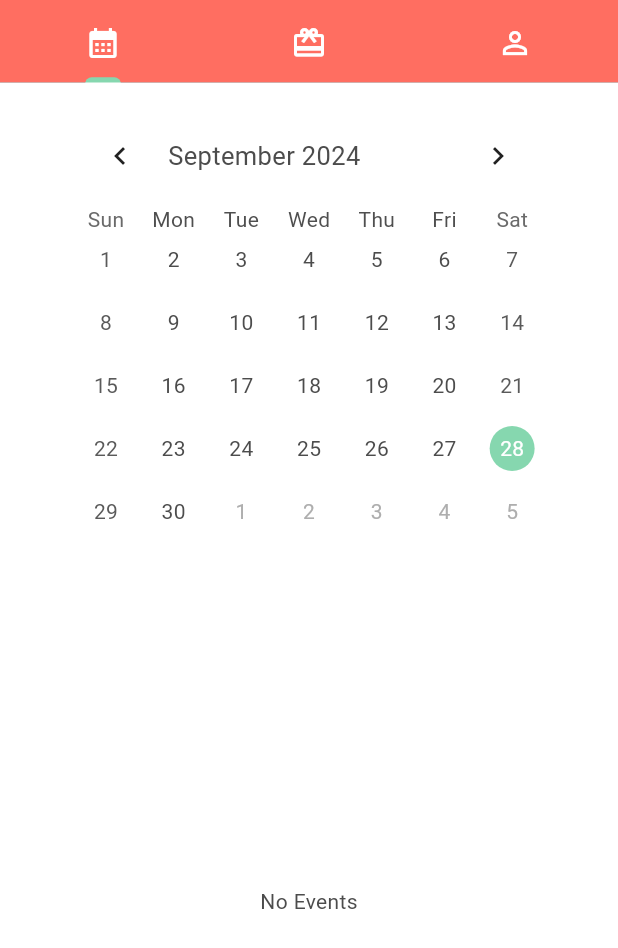
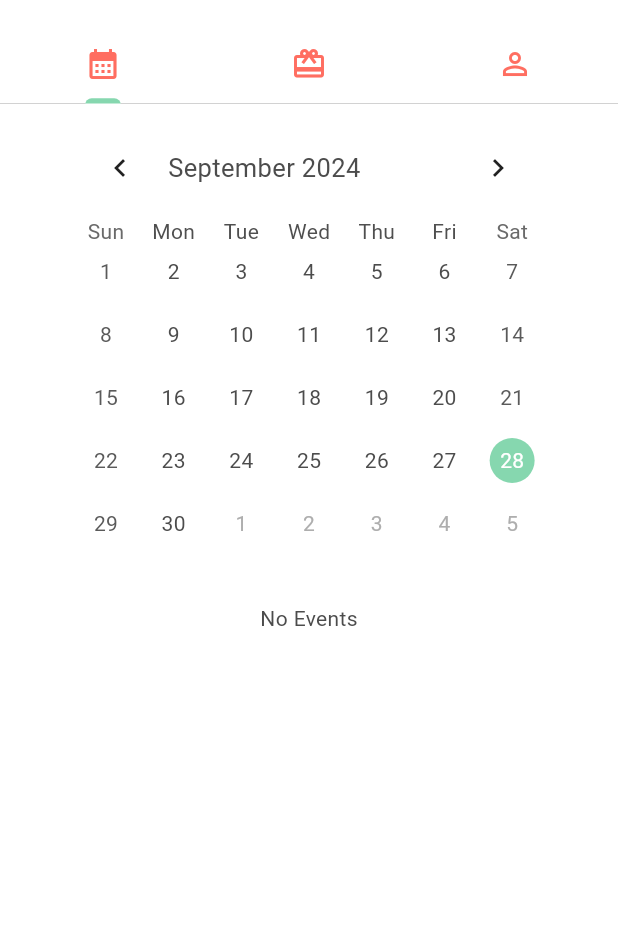
Before and after one commit to nommmy/gift_memo, a Flutter app: the screen it shows after launch, on a phone screen of 412 x 824 dp. Shown: the top 948 px of the screen. Run offline on Flutter 3.47's test engine with Material 3 defaults, Android fonts, the phone set to English and light mode, and no system bars; drawn by our look-alikes of table_calendar; our stand-ins replace flutter_dotenv, freezed_annotation, supabase_flutter; accounts and stored records are empty; network calls fail; statements that could not run were skipped.

Commit message:
ページ全体でスクロール可能に変更 / リファクタリング

```diff
--- a/lib/components/home/tabbed_app_bar.dart
+++ b/lib/components/home/tabbed_app_bar.dart
@@ -7,11 +7,13 @@ class TabbedAppBar extends StatelessWidget implements PreferredSizeWidget {
 
   @override
   Widget build(BuildContext context) {
-    return AppBar(
-      backgroundColor: Theme.of(context).colorScheme.primaryContainer,
+    return SliverAppBar(
+      expandedHeight: 70,
+      pinned: true,
+      floating: true,
       bottom: TabBar(
         tabs: icons
-            .map((icon) => Tab(icon: Icon(icon, color: Theme.of(context).colorScheme.onPrimary)))
+            .map((icon) => Tab(icon: Icon(icon, color: Theme.of(context).colorScheme.primary)))
             .toList(),
         indicatorColor: Theme.of(context).colorScheme.secondary,
         indicatorWeight: 4.5,
--- a/lib/main.dart
+++ b/lib/main.dart
@@ -47,13 +47,17 @@ class MyHomePage extends StatefulWidget {
 class _MyHomePageState extends State<MyHomePage> {
   @override
   Widget build(BuildContext context) {
-    return const DefaultTabController(
+    return DefaultTabController(
         length: 3,
         child: Scaffold(
-          appBar: TabbedAppBar(),
-          body: SafeArea(
-            child: Padding(
-              padding: EdgeInsets.symmetric(vertical: 16),
+          body: NestedScrollView(
+              headerSliverBuilder: (BuildContext context, bool innerBoxIsScrolled) {
+                return <Widget>[
+                  const TabbedAppBar(),
+                ];
+              },
+              body: const SafeArea(
+                top: false,
                 child: TabBarView(
                   children: [
                     CalendarView(),
@@ -61,8 +65,7 @@ class _MyHomePageState extends State<MyHomePage> {
                     Center(child: Icon(Icons.person_outline)),
                   ],
                 ),
-            ),
-          ),
+              )),
         ));
   }
 }
--- a/lib/view/calendar_view.dart
+++ b/lib/view/calendar_view.dart
@@ -3,6 +3,8 @@ import 'package:gift_memo/view_model/anniversary_view_model.dart';
 import 'package:gift_memo/model/anniv_with_gift_recipient.dart';
 import 'package:gift_memo/components/home/calendar.dart';
 import 'package:gift_memo/components/gift_list_horizontal.dart';
+import 'package:gift_memo/components/wide_button.dart';
+import 'package:gift_memo/components/home/anniversary_header.dart';
 
 class CalendarView extends StatefulWidget {
   const CalendarView({super.key});
@@ -44,65 +46,29 @@ class _CalendarViewState extends State<CalendarView> {
         future: _anniversaryFuture,
         builder: (context, snapshot) {
           if (snapshot.connectionState == ConnectionState.done) {
-            return Column(
-              crossAxisAlignment: CrossAxisAlignment.start,
-              children: [
+            return ListView(padding: const EdgeInsets.only(top: 10, bottom: 0), children: [
               Padding(
                   padding: const EdgeInsets.symmetric(horizontal: 48),
                   child: Calendar(
                       anniversary: snapshot.data, onDaySelected: updateSelectedAnniversary)),
               const SizedBox(height: 32),
               _selectedAnniversary.isNotEmpty
-                    ? Expanded(
-                        child: ListView.builder(
-                            itemCount: _selectedAnniversary.length + 1,
-                            itemBuilder: (context, index) {
-                              if (index == _selectedAnniversary.length) {
-                                return Padding(
-                                  padding: const EdgeInsets.fromLTRB(48, 12, 48, 0),
-                                  child: SizedBox(
-                                      width: double.infinity,
-                                      height: 24,
-                                      child: TextButton(
-                                          onPressed: addEvent,
-                                          style: TextButton.styleFrom(
-                                            backgroundColor: Theme.of(context).colorScheme.primary,
-                                            foregroundColor: Colors.white,
-                                            padding: EdgeInsets.zero,
-                                          ),
-                                          child: const Text('記念日を追加',
-                                              style: TextStyle(
-                                                  fontSize: 12, fontWeight: FontWeight.bold)))),
-                                );
-                              }
-                              final anniv = _selectedAnniversary[index];
-                              return Column(children: [
+                  ? Column(children: [
+                      ..._selectedAnniversary.map((anniv) => Column(children: [
                             Padding(
                                 padding: const EdgeInsets.fromLTRB(40, 0, 32, 8),
-                                    child: Row(
-                                      children: [
-                                        Expanded(
-                                            child: Text(anniv.name,
-                                                overflow: TextOverflow.ellipsis,
-                                                style: const TextStyle(
-                                                    fontWeight: FontWeight.bold, fontSize: 18))),
-                                        Wrap(spacing: 4, children: [
-                                          ...anniv.recipients!.map((recipient) => CircleAvatar(
-                                                radius: 16,
-                                                backgroundImage: AssetImage(
-                                                    'assets/images/user_icon/${recipient.icon}.webp'),
-                                              ))
+                                child: AnniversaryHeader(anniversary: anniv)),
+                            GiftListHorizontal(anniversary: anniv)
+                          ])),
+                      Padding(
+                          padding: const EdgeInsets.fromLTRB(48, 12, 48, 0),
+                          child: WideButton(onClickEvent: addEvent))
                     ])
-                                      ],
-                                    )),
-                                GiftListHorizontal(anniversary: anniv)
+                  : const Center(child: Text('No Events')),
             ]);
-                            }))
-                    : const Expanded(child: Center(child: Text('No Events'))),
-              ],
-            );
           } else {
-            return const Center(child: CircularProgressIndicator());
+            return const Center(
+                child: SizedBox(height: 50, width: 50, child: CircularProgressIndicator()));
           }
         });
   }
```
Also changed, not shown: lib/components/home/anniversary_header.dart (added, +25 -0 lines), lib/components/wide_button.dart (added, +22 -0 lines). Lines whose indentation alone changed are shown as unchanged.
